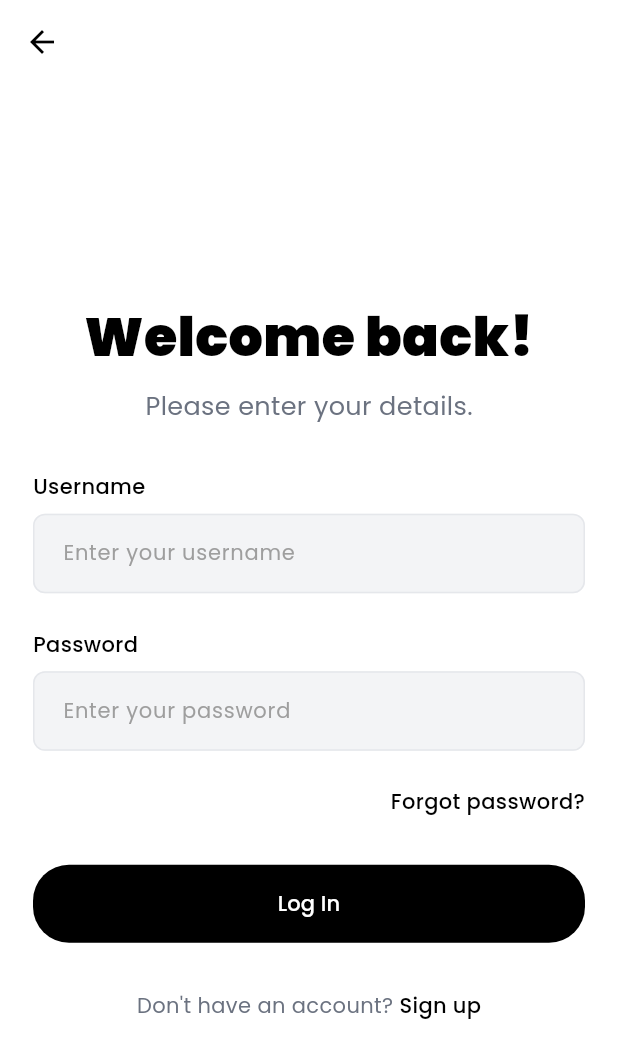
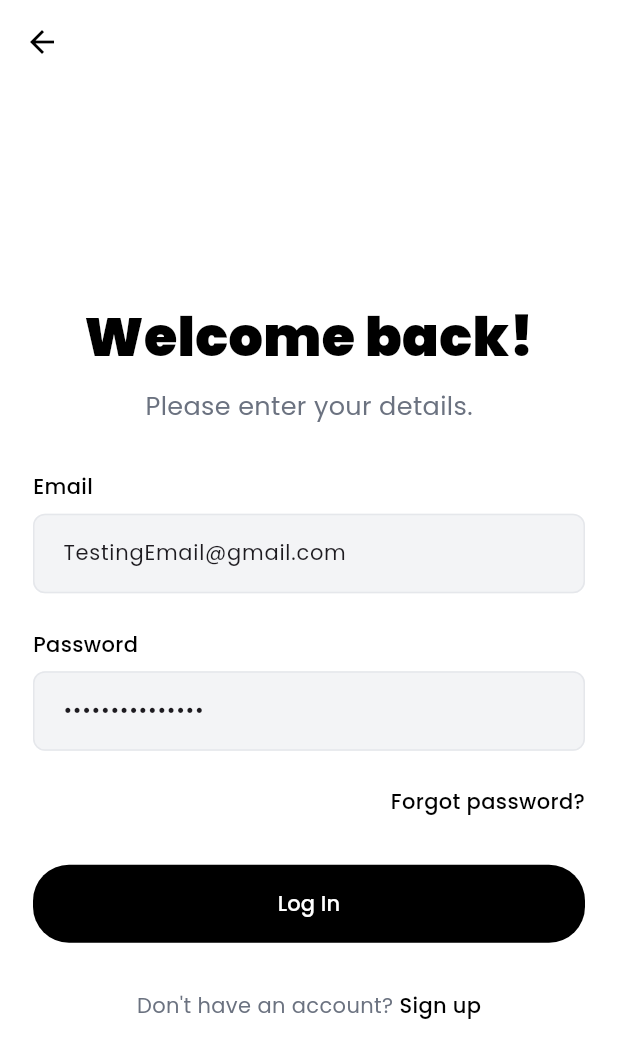
Before and after one commit to damjali/AILytics, a Flutter app: the screen it shows after launch, after a tap on "I already have an account", on a phone screen of 412 x 824 dp. Shown: the top 1058 px of the screen. Run offline on Flutter 3.47's test engine with Material 3 defaults, Android fonts, the phone set to English and light mode, and no system bars; our stand-ins replace cloud_firestore, email_validator, file_picker, firebase_auth, firebase_core, google_fonts; accounts and stored records are empty; network calls fail.

Commit message:
latest from adam (done attach file)#

```diff
--- a/lib/screens/login_screen.dart
+++ b/lib/screens/login_screen.dart
@@ -4,7 +4,6 @@ import 'package:ailytics/services/auth_service.dart';
 import 'package:flutter/material.dart';
 import 'package:provider/provider.dart';
 import 'package:ailytics/pages/home_page.dart';
-
 
 class LoginScreen extends StatefulWidget {
   const LoginScreen({super.key});
@@ -15,13 +14,13 @@ class LoginScreen extends StatefulWidget {
 
 class _LoginScreenState extends State<LoginScreen> {
   final _formKey = GlobalKey<FormState>();
-  final _usernameController = TextEditingController();
-  final _passwordController = TextEditingController();
+  final _emailController = TextEditingController(text: "TestingEmail@gmail.com");
+  final _passwordController = TextEditingController(text: "TestingPassword");
   bool _isLoading = false;
 
   @override
   void dispose() {
-    _usernameController.dispose();
+    _emailController.dispose();
     _passwordController.dispose();
     super.dispose();
   }
@@ -35,7 +34,7 @@ class _LoginScreenState extends State<LoginScreen> {
       try {
         final authService = Provider.of<AuthService>(context, listen: false);
         await authService.signIn(
-          email: _usernameController.text.trim(),
+          email: _emailController.text.trim(),
           password: _passwordController.text.trim(),
         );
 
@@ -63,7 +62,6 @@ class _LoginScreenState extends State<LoginScreen> {
 
   @override
   Widget build(BuildContext context) {
-    // Get screen width to determine if we're on a mobile device
     final screenWidth = MediaQuery.of(context).size.width;
     final isMobile = screenWidth <= 640;
 
@@ -78,16 +76,11 @@ class _LoginScreenState extends State<LoginScreen> {
           child: Container(
             width: double.infinity,
             constraints: const BoxConstraints(maxWidth: 400),
-            padding: EdgeInsets.symmetric(
-              horizontal: isMobile ? 16 : 20,
-            ),
+            padding: EdgeInsets.symmetric(horizontal: isMobile ? 16 : 20),
             child: Column(
               mainAxisAlignment: MainAxisAlignment.center,
-              crossAxisAlignment: isMobile
-                  ? CrossAxisAlignment.center
-                  : CrossAxisAlignment.start,
+              crossAxisAlignment: isMobile ? CrossAxisAlignment.center : CrossAxisAlignment.start,
               children: [
-                // Welcome Text
                 Text(
                   'Welcome back!',
                   style: TextStyle(
@@ -98,8 +91,6 @@ class _LoginScreenState extends State<LoginScreen> {
                   ),
                 ),
                 const SizedBox(height: 8),
-
-                // Details Text
                 Text(
                   'Please enter your details.',
                   style: TextStyle(
@@ -110,20 +101,16 @@ class _LoginScreenState extends State<LoginScreen> {
                 ),
                 const SizedBox(height: 32),
 
-                // Login Form
                 Form(
-                  key: _formKey, // Using existing form key for validation
+                  key: _formKey,
                   child: Column(
-                    crossAxisAlignment: isMobile
-                        ? CrossAxisAlignment.center
-                        : CrossAxisAlignment.start,
+                    crossAxisAlignment: isMobile ? CrossAxisAlignment.center : CrossAxisAlignment.start,
                     children: [
-                      // Username Field
                       Column(
                         crossAxisAlignment: CrossAxisAlignment.start,
                         children: [
                           Text(
-                            'Username',
+                            'Email',
                             style: TextStyle(
                               fontSize: 14,
                               fontWeight: FontWeight.w500,
@@ -133,9 +120,9 @@ class _LoginScreenState extends State<LoginScreen> {
                           ),
                           const SizedBox(height: 8),
                           TextFormField(
-                            controller: _usernameController, // Using existing controller
+                            controller: _emailController,
                             decoration: InputDecoration(
-                              hintText: 'Enter your username',
+                              hintText: 'Enter your email',
                               hintStyle: TextStyle(
                                 fontSize: isMobile ? 14 : 16,
                                 fontFamily: 'Poppins',
@@ -143,32 +130,20 @@ class _LoginScreenState extends State<LoginScreen> {
                               ),
                               filled: true,
                               fillColor: const Color(0xFFF3F4F6),
-                              contentPadding: const EdgeInsets.symmetric(
-                                horizontal: 16,
-                                vertical: 16,
-                              ),
+                              contentPadding: const EdgeInsets.symmetric(horizontal: 16, vertical: 16),
                               border: OutlineInputBorder(
                                 borderRadius: BorderRadius.circular(8),
-                                borderSide: const BorderSide(
-                                  color: Color(0xFFE5E7EB),
-                                  width: 1,
-                                ),
+                                borderSide: const BorderSide(color: Color(0xFFE5E7EB), width: 1),
                               ),
                               enabledBorder: OutlineInputBorder(
                                 borderRadius: BorderRadius.circular(8),
-                                borderSide: const BorderSide(
-                                  color: Color(0xFFE5E7EB),
-                                  width: 1,
-                                ),
+                                borderSide: const BorderSide(color: Color(0xFFE5E7EB), width: 1),
                               ),
                             ),
-                            style: TextStyle(
-                              fontSize: isMobile ? 14 : 16,
-                              fontFamily: 'Poppins',
-                            ),
+                            style: TextStyle(fontSize: isMobile ? 14 : 16, fontFamily: 'Poppins'),
                             validator: (value) {
                               if (value == null || value.isEmpty) {
-                                return 'Please enter your username';
+                                return 'Please enter your email';
                               }
                               return null;
                             },
@@ -177,7 +152,6 @@ class _LoginScreenState extends State<LoginScreen> {
                       ),
                       const SizedBox(height: 24),
 
-                      // Password Field
                       Column(
                         crossAxisAlignment: CrossAxisAlignment.start,
                         children: [
@@ -192,7 +166,7 @@ class _LoginScreenState extends State<LoginScreen> {
                           ),
                           const SizedBox(height: 8),
                           TextFormField(
-                            controller: _passwordController, // Using existing controller
+                            controller: _passwordController,
                             obscureText: true,
                             decoration: InputDecoration(
                               hintText: 'Enter your password',
@@ -203,29 +177,17 @@ class _LoginScreenState extends State<LoginScreen> {
                               ),
                               filled: true,
                               fillColor: const Color(0xFFF3F4F6),
-                              contentPadding: const EdgeInsets.symmetric(
-                                horizontal: 16,
-                                vertical: 16,
-                              ),
+                              contentPadding: const EdgeInsets.symmetric(horizontal: 16, vertical: 16),
                               border: OutlineInputBorder(
                                 borderRadius: BorderRadius.circular(8),
-                                borderSide: const BorderSide(
-                                  color: Color(0xFFE5E7EB),
-                                  width: 1,
-                                ),
+                                borderSide: const BorderSide(color: Color(0xFFE5E7EB), width: 1),
                               ),
                               enabledBorder: OutlineInputBorder(
                                 borderRadius: BorderRadius.circular(8),
-                                borderSide: const BorderSide(
-                                  color: Color(0xFFE5E7EB),
-                                  width: 1,
-                                ),
+                                borderSide: const BorderSide(color: Color(0xFFE5E7EB), width: 1),
                               ),
                             ),
-                            style: TextStyle(
-                              fontSize: isMobile ? 14 : 16,
-                              fontFamily: 'Poppins',
-                            ),
+                            style: TextStyle(fontSize: isMobile ? 14 : 16, fontFamily: 'Poppins'),
                             validator: (value) {
                               if (value == null || value.isEmpty) {
                                 return 'Please enter your password';
@@ -237,54 +199,39 @@ class _LoginScreenState extends State<LoginScreen> {
                       ),
                       const SizedBox(height: 24),
 
-                      // Forgot Password
                       Align(
                         alignment: Alignment.centerRight,
                         child: GestureDetector(
                           onTap: () {
                             Navigator.push(
                               context,
-                              MaterialPageRoute(
-                                builder: (context) => const ForgotPasswordScreen(),
-                              ),
+                              MaterialPageRoute(builder: (context) => const ForgotPasswordScreen()),
                             );
                           },
                           child: Text(
                             'Forgot password?',
-                            style: TextStyle(
-                              fontSize: 14,
-                              fontWeight: FontWeight.w500,
-                              color: Colors.black,
-                              fontFamily: 'Poppins',
-                            ),
+                            style: TextStyle(fontSize: 14, fontWeight: FontWeight.w500, color: Colors.black, fontFamily: 'Poppins'),
                           ),
                         ),
                       ),
                       const SizedBox(height: 32),
 
-                      // Login Button
                       SizedBox(
                         width: double.infinity,
                         height: isMobile ? 52 : 56,
                         child: _isLoading
                             ? const Center(child: CircularProgressIndicator())
                             : ElevatedButton(
-                          onPressed: _login, // Using existing login logic
+                          onPressed: _login,
                           style: ElevatedButton.styleFrom(
                             backgroundColor: Colors.black,
                             foregroundColor: Colors.white,
-                            shape: RoundedRectangleBorder(
-                              borderRadius: BorderRadius.circular(24),
-                            ),
+                            shape: RoundedRectangleBorder(borderRadius: BorderRadius.circular(24)),
                             elevation: 0,
                           ),
                           child: Text(
                             'Log In',
-                            style: TextStyle(
-                              fontSize: isMobile ? 14 : 16,
-                              fontWeight: FontWeight.w500,
-                              fontFamily: 'Poppins',
-                            ),
+                            style: TextStyle(fontSize: isMobile ? 14 : 16, fontWeight: FontWeight.w500, fontFamily: 'Poppins'),
                           ),
                         ),
                       ),
@@ -292,37 +239,25 @@ class _LoginScreenState extends State<LoginScreen> {
                   ),
                 ),
 
-                // Sign Up Section
                 const SizedBox(height: 32),
                 Row(
                   mainAxisAlignment: MainAxisAlignment.center,
                   children: [
                     Text(
                       'Don\'t have an account?',
-                      style: TextStyle(
-                        fontSize: 14,
-                        color: const Color(0xFF6B7280),
-                        fontFamily: 'Poppins',
-                      ),
+                      style: TextStyle(fontSize: 14, color: const Color(0xFF6B7280), fontFamily: 'Poppins'),
                     ),
                     const SizedBox(width: 4),
                     GestureDetector(
                       onTap: () {
                         Navigator.push(
                           context,
-                          MaterialPageRoute(
-                            builder: (context) => const SignupScreen(),
-                          ),
+                          MaterialPageRoute(builder: (context) => const SignupScreen()),
                         );
                       },
                       child: Text(
                         'Sign up',
-                        style: TextStyle(
-                          fontSize: 14,
-                          fontWeight: FontWeight.w500,
-                          color: Colors.black,
-                          fontFamily: 'Poppins',
-                        ),
+                        style: TextStyle(fontSize: 14, fontWeight: FontWeight.w500, color: Colors.black, fontFamily: 'Poppins'),
                       ),
                     ),
                   ],
```
Also changed, not shown: lib/pages/upload_page.dart (+10 -39 lines), 1 other file.
